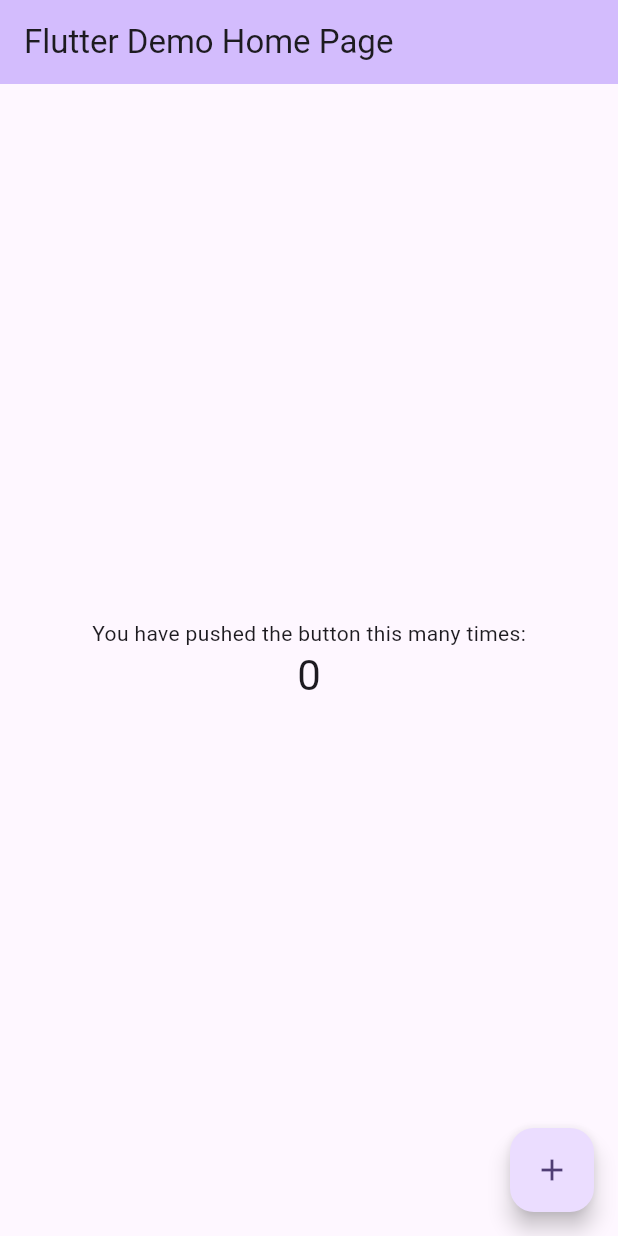
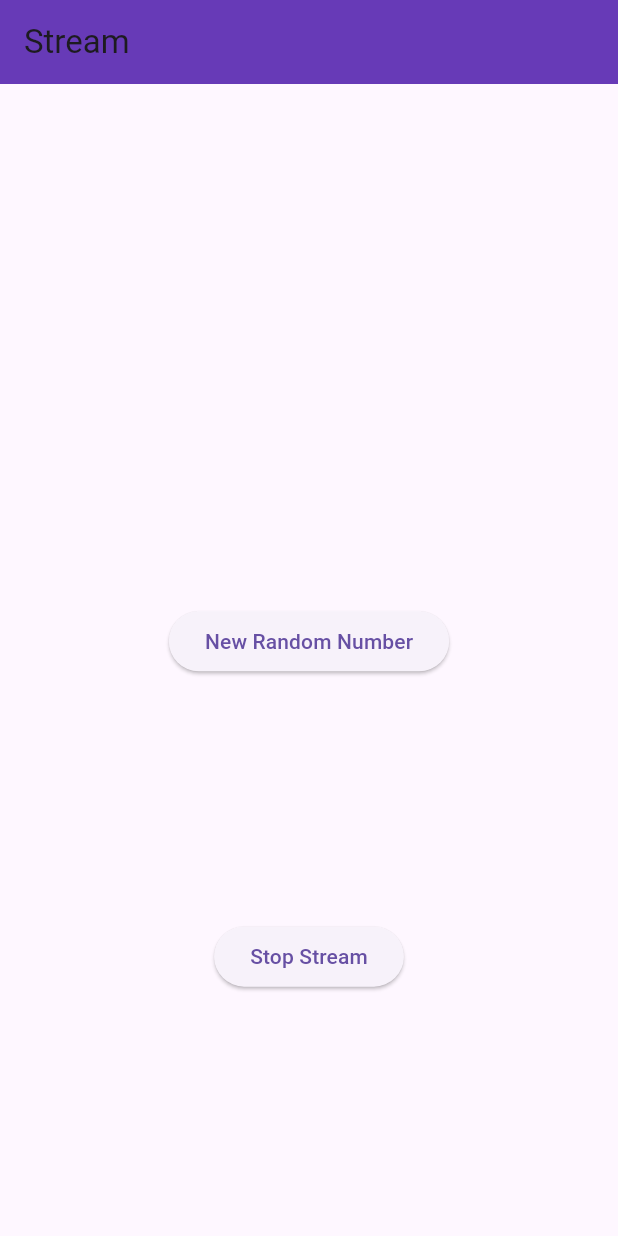
Before and after one commit to cindylrs04/2341720038-Moblie-SEM5, a Flutter app: the screen it shows after launch, on a phone screen of 412 x 824 dp. Run offline on Flutter 3.47's test engine with Material 3 defaults, Android fonts, the light colour scheme and no system bars; our stand-ins replace auto_size_text, camera, geolocator, go_router.

Commit message:
add praktikum 1-5

```diff
--- a/Pertemuan 12/stream_cindy/lib/main.dart
+++ b/Pertemuan 12/stream_cindy/lib/main.dart
@@ -1,4 +1,7 @@
 import 'package:flutter/material.dart';
+import 'stream.dart';
+import 'dart:math';
+import 'dart:async';
 
 void main() {
   runApp(const MyApp());
@@ -7,116 +10,127 @@ void main() {
 class MyApp extends StatelessWidget {
   const MyApp({super.key});
 
-  // This widget is the root of your application.
   @override
   Widget build(BuildContext context) {
     return MaterialApp(
-      title: 'Flutter Demo',
+      title: 'Stream Controller App',
       theme: ThemeData(
-        // This is the theme of your application.
-        //
-        // TRY THIS: Try running your application with "flutter run". You'll see
-        // the application has a purple toolbar. Then, without quitting the app,
-        // try changing the seedColor in the colorScheme below to Colors.green
-        // and then invoke "hot reload" (save your changes or press the "hot
-        // reload" button in a Flutter-supported IDE, or press "r" if you used
-        // the command line to start the app).
-        //
-        // Notice that the counter didn't reset back to zero; the application
-        // state is not lost during the reload. To reset the state, use hot
-        // restart instead.
-        //
-        // This works for code too, not just values: Most code changes can be
-        // tested with just a hot reload.
-        colorScheme: ColorScheme.fromSeed(seedColor: Colors.deepPurple),
+        primarySwatch: Colors.deepPurple,
       ),
-      home: const MyHomePage(title: 'Flutter Demo Home Page'),
+      home: const StreamHomePage(),
     );
   }
 }
 
-class MyHomePage extends StatefulWidget {
-  const MyHomePage({super.key, required this.title});
-
-  // This widget is the home page of your application. It is stateful, meaning
-  // that it has a State object (defined below) that contains fields that affect
-  // how it looks.
-
-  // This class is the configuration for the state. It holds the values (in this
-  // case the title) provided by the parent (in this case the App widget) and
-  // used by the build method of the State. Fields in a Widget subclass are
-  // always marked "final".
-
-  final String title;
+class StreamHomePage extends StatefulWidget {
+  const StreamHomePage({super.key});
 
   @override
-  State<MyHomePage> createState() => _MyHomePageState();
+  State<StreamHomePage> createState() => _StreamHomePageState();
 }
 
-class _MyHomePageState extends State<MyHomePage> {
-  int _counter = 0;
+class _StreamHomePageState extends State<StreamHomePage> {
+  int lastNumber = 0;
+  late NumberStream numberStream;
+  late StreamController<int> streamController;
+  late Stream<int> stream;
+  late StreamTransformer<int, int> transformer;
 
-  void _incrementCounter() {
+  late StreamSubscription<int> subscription;
+  late StreamSubscription<int> subscription2;
+
+  String values = '';
+
+  void stopStream() {
+    subscription.cancel();
+    subscription2.cancel();
     setState(() {
-      // This call to setState tells the Flutter framework that something has
-      // changed in this State, which causes it to rerun the build method below
-      // so that the display can reflect the updated values. If we changed
-      // _counter without calling setState(), then the build method would not be
-      // called again, and so nothing would appear to happen.
-      _counter++;
+      lastNumber = -1;
+      values = 'Stream Stopped. \nLast error: -1';
     });
   }
 
+  void startStream() {
+  }
+
+  void addRandomNumber() {
+    int myNum = Random().nextInt(10);
+    numberStream.addNumberToSink(myNum);
+  }
+
+  // Langkah 4: Set broadcast stream
+  @override
+  void initState() {
+    numberStream = NumberStream();
+    streamController = numberStream.controller;
+
+    stream = streamController.stream.asBroadcastStream();
+
+    transformer = StreamTransformer<int, int>.fromHandlers(
+      handleData: (int value, EventSink<int> sink) {
+        sink.add(value * 10);
+      },
+      handleError: (Object error, StackTrace trace, EventSink<int> sink) {
+        sink.add(-1);
+      },
+      handleDone: (EventSink<int> sink) => sink.close(),
+    );
+
+    subscription = stream.transform(transformer).listen((event) {
+    });
+
+    subscription2 = stream.listen((event) {
+      setState(() {
+        values += '$event-$event-';
+      });
+    });
+
+    super.initState();
+  }
+
+  @override
+  void dispose() {
+    numberStream.close();
+    subscription.cancel();
+    subscription2.cancel();
+    super.dispose();
+  }
+
+  // Langkah 5: Edit method build()
   @override
   Widget build(BuildContext context) {
-    // This method is rerun every time setState is called, for instance as done
-    // by the _incrementCounter method above.
-    //
-    // The Flutter framework has been optimized to make rerunning build methods
-    // fast, so that you can just rebuild anything that needs updating rather
-    // than having to individually change instances of widgets.
     return Scaffold(
       appBar: AppBar(
-        // TRY THIS: Try changing the color here to a specific color (to
-        // Colors.amber, perhaps?) and trigger a hot reload to see the AppBar
-        // change color while the other colors stay the same.
-        backgroundColor: Theme.of(context).colorScheme.inversePrimary,
-        // Here we take the value from the MyHomePage object that was created by
-        // the App.build method, and use it to set our appbar title.
-        title: Text(widget.title),
+        title: const Text('Stream'),
+        backgroundColor: Colors.deepPurple,
       ),
-      body: Center(
-        // Center is a layout widget. It takes a single child and positions it
-        // in the middle of the parent.
+      body: SizedBox(
+        width: double.infinity,
         child: Column(
-          // Column is also a layout widget. It takes a list of children and
-          // arranges them vertically. By default, it sizes itself to fit its
-          // children horizontally, and tries to be as tall as its parent.
-          //
-          // Column has various properties to control how it sizes itself and
-          // how it positions its children. Here we use mainAxisAlignment to
-          // center the children vertically; the main axis here is the vertical
-          // axis because Columns are vertical (the cross axis would be
-          // horizontal).
-          //
-          // TRY THIS: Invoke "debug painting" (choose the "Toggle Debug Paint"
-          // action in the IDE, or press "p" in the console), to see the
-          // wireframe for each widget.
-          mainAxisAlignment: MainAxisAlignment.center,
+          mainAxisAlignment: MainAxisAlignment.spaceEvenly,
+          crossAxisAlignment: CrossAxisAlignment.center,
           children: <Widget>[
-            const Text('You have pushed the button this many times:'),
             Text(
-              '$_counter',
-              style: Theme.of(context).textTheme.headlineMedium,
+              values,
+              textAlign: TextAlign.center,
+              style: const TextStyle(fontSize: 16),
             ),
+            ElevatedButton(
+              onPressed: addRandomNumber,
+              child: const Text('New Random Number'),
+            ),
+            Row(
+              mainAxisAlignment: MainAxisAlignment.spaceAround,
+              children: [
+                ElevatedButton(
+                  onPressed: stopStream,
+                  child: const Text('Stop Stream'),
+                ),
+              ],
+            )
           ],
         ),
       ),
-      floatingActionButton: FloatingActionButton(
-        onPressed: _incrementCounter,
-        tooltip: 'Increment',
-        child: const Icon(Icons.add),
-      ), // This trailing comma makes auto-formatting nicer for build methods.
     );
   }
 }
--- /dev/null
+++ b/Pertemuan 12/stream_cindy/lib/stream.dart
@@ -0,0 +1,20 @@
+import 'dart:async';
+import 'package:flutter/material.dart';
+
+class NumberStream {
+
+    final StreamController<int> controller = StreamController<int>();
+
+    void addNumberToSink(int newNumber) {
+        controller.sink.add(newNumber);
+    }
+
+    // Langkah 13: Tambahkan method addError()
+    void addError() {
+        controller.sink.addError('error');
+    }
+
+    void close() {
+        controller.close();
+    }
+}
```
